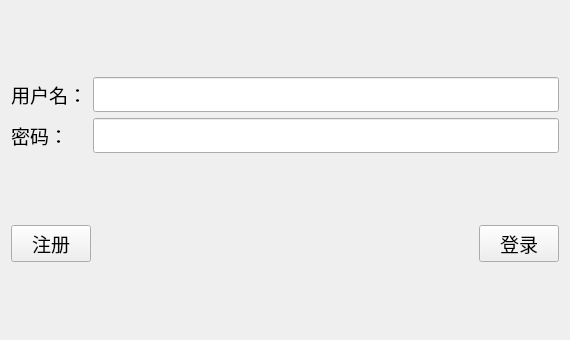
First picture: the form in Desktop/qt/Client/client.ui, repository kurisu-hub/qt_chat_demo, before the edit.
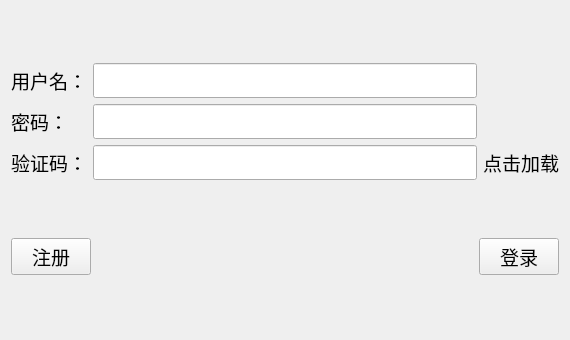
Second picture: the form after the edit. Icons and pictures are not drawn.

Commit message:
登录增加图形验证码校验，验证码由服务器生成
- 协议层：新增 CAPTCHA_REQUEST/RESPOND、LOGIN_WITH_CAPTCHA_REQUEST/RESPOND 四种消息类型
- 服务端：新增 CaptchaCode 类，随机生成4位验证码并绘制PNG图片；MyTcpSocket 记录每连接验证码文本，登录时先校验验证码再验证密码，验证码一次性失效
- 客户端：登录界面新增验证码图片框和输入框，连接服务器后自动请求验证码，点击图片可刷新，登录时提交验证码
- 修复沾包问题：客户端和服务端 recvMsg 改为按 uiTotalLen 判断完整包到达，避免大图片消息被截断

```diff
--- a/Desktop/qt/Client/client.ui
+++ b/Desktop/qt/Client/client.ui
@@ -69,6 +69,45 @@
        </property>
       </widget>
      </item>
+     <item row="2" column="0">
+      <widget class="QLabel" name="label_3">
+       <property name="font">
+        <font>
+         <family>Agency FB</family>
+         <pointsize>14</pointsize>
+        </font>
+       </property>
+       <property name="text">
+        <string>验证码：</string>
+       </property>
+      </widget>
+     </item>
+     <item row="2" column="1">
+      <widget class="QLineEdit" name="captcha_LE">
+       <property name="font">
+        <font>
+         <family>Agency FB</family>
+         <pointsize>14</pointsize>
+        </font>
+       </property>
+      </widget>
+     </item>
+     <item row="2" column="2">
+      <widget class="QLabel" name="captcha_LB">
+       <property name="font">
+        <font>
+         <family>Agency FB</family>
+         <pointsize>14</pointsize>
+        </font>
+       </property>
+       <property name="text">
+        <string>点击加载</string>
+       </property>
+       <property name="scaledContents">
+        <bool>true</bool>
+       </property>
+      </widget>
+     </item>
     </layout>
    </item>
    <item>
```
The commit also changes 11 other files.
